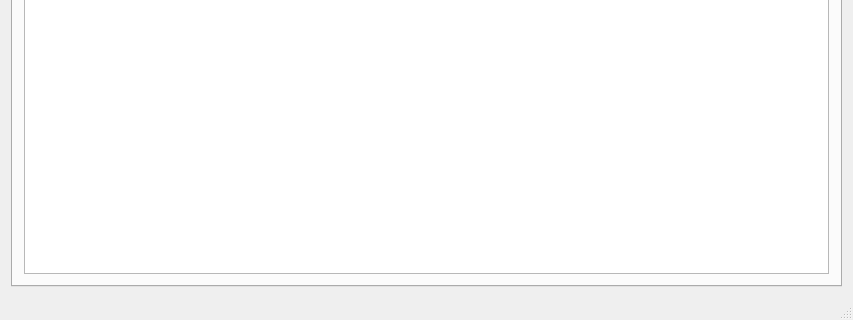
Davidj361/Overseer, file mainwindow.ui: the form before one commit; both pictures show x 0 to 853 and y 190 to 510 of the 853 by 510 pixel window.
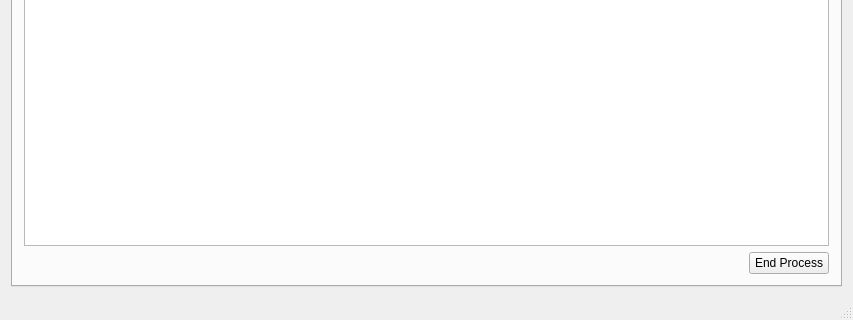
The form after the commit. The open tabs and pages were chosen to show the change.

Commit message:
Added "End Process" button to process tab
- Added an "End Process" button to the processes tab
- Added another thing to do in the TODO list
- Changed the processes tab to be of grid layout instead of vertical

Patch:
```diff
--- a/mainwindow.ui
+++ b/mainwindow.ui
@@ -35,8 +35,8 @@
        <attribute name="title">
         <string>Processes</string>
        </attribute>
-       <layout class="QVBoxLayout" name="verticalLayout">
-        <item>
+       <layout class="QGridLayout" name="gridLayout_5">
+        <item row="0" column="0" colspan="2">
          <widget class="QTableView" name="tableView">
           <property name="editTriggers">
            <set>QAbstractItemView::NoEditTriggers</set>
@@ -55,6 +55,26 @@
           </attribute>
          </widget>
         </item>
+        <item row="1" column="0">
+         <spacer name="horizontalSpacer">
+          <property name="orientation">
+           <enum>Qt::Horizontal</enum>
+          </property>
+          <property name="sizeHint" stdset="0">
+           <size>
+            <width>40</width>
+            <height>20</height>
+           </size>
+          </property>
+         </spacer>
+        </item>
+        <item row="1" column="1">
+         <widget class="QPushButton" name="endProcessButton">
+          <property name="text">
+           <string>End Process</string>
+          </property>
+         </widget>
+        </item>
        </layout>
       </widget>
       <widget class="QWidget" name="tab_3">
```
Left out of the diff: 2 changed lines with no effect on the pictures. The commit also changes 2 other files.
